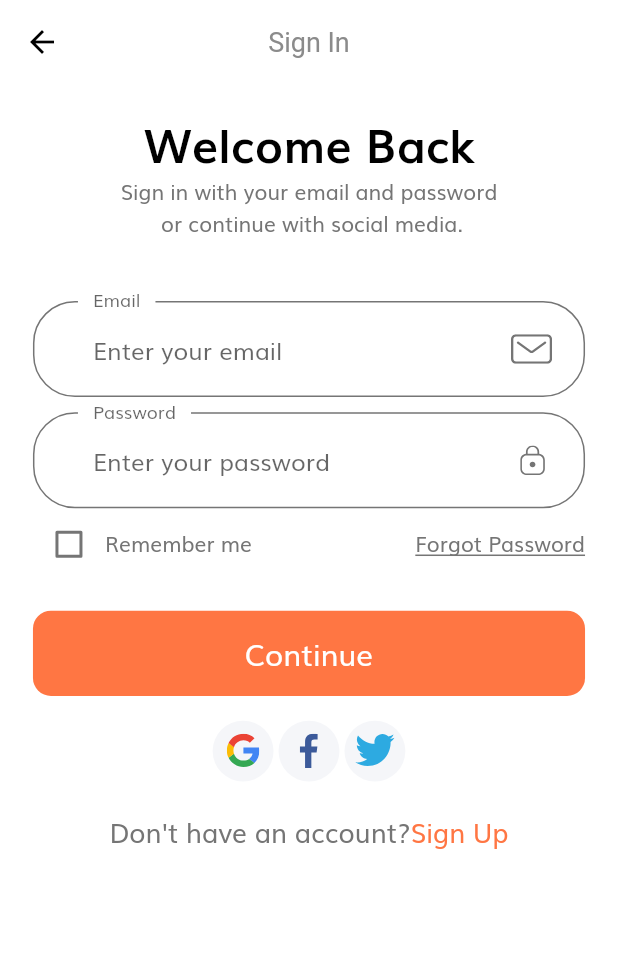
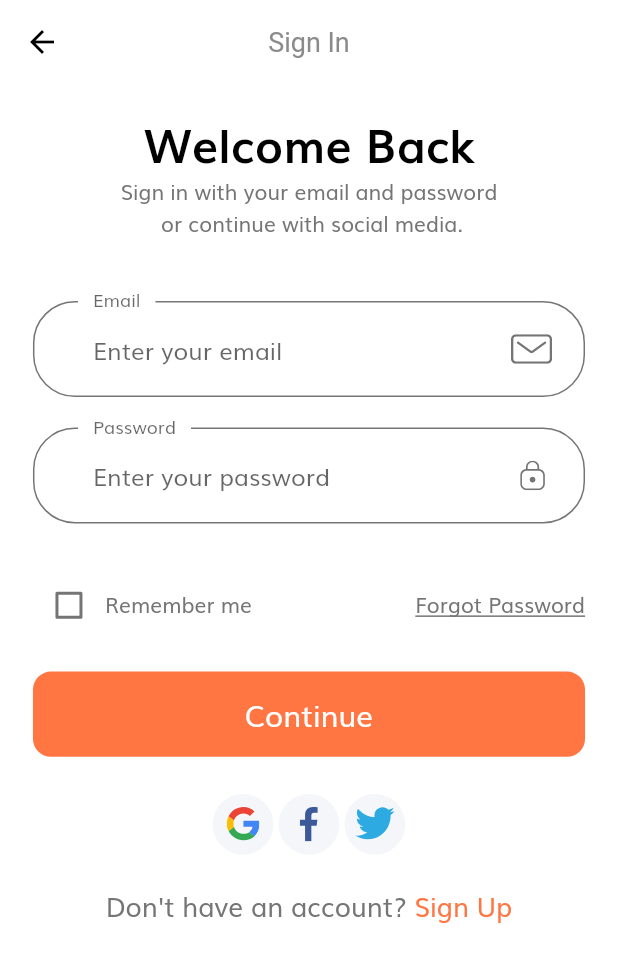
Before and after one commit to syedhaffiz/shopping_app, a Flutter app: the screen it shows after launch, after a tap on "Continue", on a phone screen of 412 x 824 dp. Shown: the top 962 px of the screen. Run offline on Flutter 3.47's test engine with Material 2 defaults, Android fonts, the phone set to English and light mode, and no system bars; our stand-ins replace flutter_svg.

Commit message:
Some style fixes

```diff
--- a/lib/components/no_account_text.dart
+++ b/lib/components/no_account_text.dart
@@ -15,7 +15,7 @@ class NoAccountText extends StatelessWidget {
       mainAxisAlignment: MainAxisAlignment.center,
       children: [
         Text(
-          "Don't have an account?",
+          "Don't have an account? ",
           style: TextStyle(
             fontSize: getProportionateScreenWidth(16),
           ),
--- a/lib/screens/signin/components/body.dart
+++ b/lib/screens/signin/components/body.dart
@@ -39,7 +39,7 @@ class Body extends StatelessWidget {
                 ),
                 SigninForm(),
                 SizedBox(
-                  height: SizeConfig.screenHeight * 0.02,
+                  height: SizeConfig.screenHeight * 0.03,
                 ),
                 Row(
                   mainAxisAlignment: MainAxisAlignment.center,
--- a/lib/screens/signin/components/signin_form.dart
+++ b/lib/screens/signin/components/signin_form.dart
@@ -29,9 +29,12 @@ class _SigninFormState extends State<SigninForm> {
         children: [
           buildEmailFormField(),
           SizedBox(
-            height: getProportionateScreenHeight(10),
+            height: getProportionateScreenHeight(20),
           ),
           buildPasswordFormField(),
+          SizedBox(
+            height: getProportionateScreenHeight(30),
+          ),
           Row(
             children: [
               Checkbox(
```
Also changed, not shown: 1 other file.
